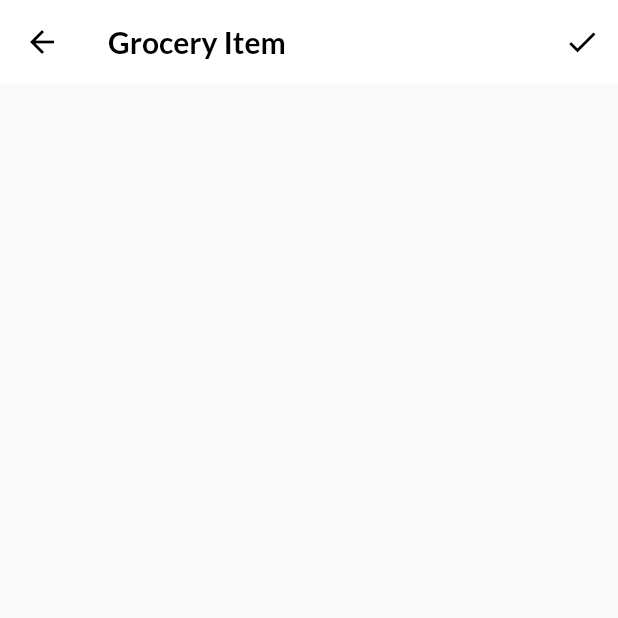
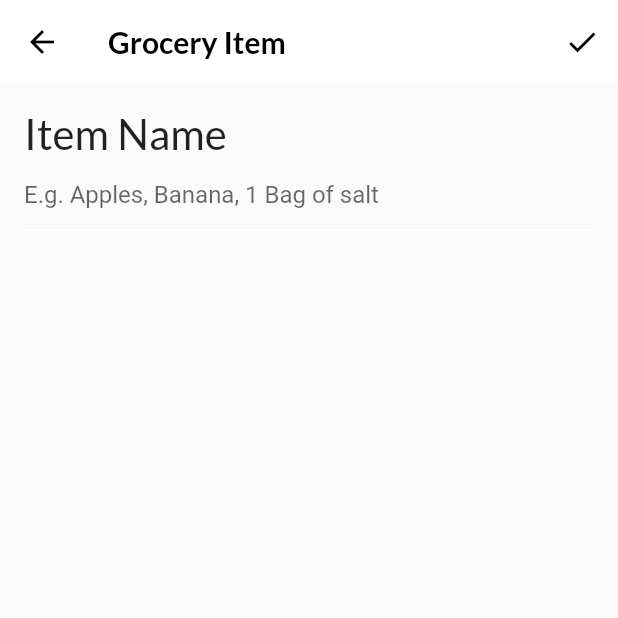
Before and after one commit to ghrms80/flta-ch06, a Flutter app: the screen it shows after launch, item 3 of the bottom bar chosen, after a tap on the "add" icon, on a phone screen of 412 x 824 dp, the top half of it. Run offline on Flutter 3.47's test engine with Material 2 defaults, Android fonts, the light colour scheme and no system bars; our stand-ins replace google_fonts.

Commit message:
Adding the text field to enter a grocery name

```diff
--- a/lib/screens/grocery_item_screen.dart
+++ b/lib/screens/grocery_item_screen.dart
@@ -94,8 +94,8 @@ class GroceryItemScreenState extends State<GroceryItemScreen> {
       body: Container(
         padding: const EdgeInsets.all(16.0),
         child: ListView(
-          children: const [
-            // TODO: Add name TextField
+          children: [
+            buildNameField(),
             // TODO: Add Importance selection
             // TODO: Add date picker
             // TODO: Add time picker
@@ -107,7 +107,43 @@ class GroceryItemScreenState extends State<GroceryItemScreen> {
       ),
     );
   }
-  // TODO: Add buildNameField()
+
+  Widget buildNameField() {
+    // 1
+    return Column(
+      // 2
+      crossAxisAlignment: CrossAxisAlignment.start,
+      children: [
+        // 3
+        Text(
+          'Item Name',
+          style: GoogleFonts.lato(fontSize: 28.0),
+        ),
+        // 4
+        TextField(
+          // 5
+          controller: _nameController,
+          // 6
+          cursorColor: _currentColor,
+          // 7
+          decoration: InputDecoration(
+            // 8
+            hintText: 'E.g. Apples, Banana, 1 Bag of salt',
+            // 9
+            enabledBorder: const UnderlineInputBorder(
+              borderSide: BorderSide(color: Colors.white),
+            ),
+            focusedBorder: UnderlineInputBorder(
+              borderSide: BorderSide(color: _currentColor),
+            ),
+            border: UnderlineInputBorder(
+              borderSide: BorderSide(color: _currentColor),
+            ),
+          ),
+        )
+      ],
+    );
+  }
 
   // TODO: Add buildImportanceField()
 
```
